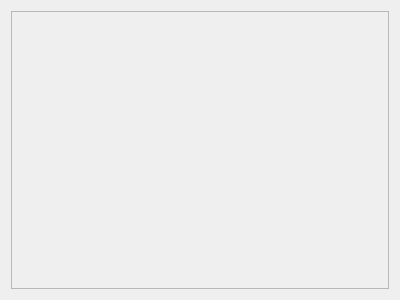
The window that src/lorairo/gui/designer/ThumbnailSelectorWidget.ui (NEXTAltair/LoRAIro) describes before a commit, drawn with Qt 5.
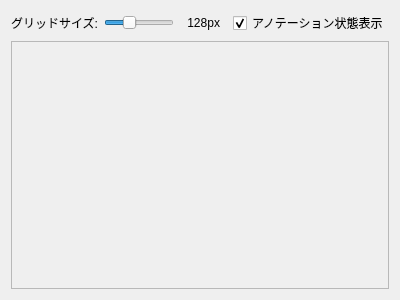
The same window after the commit.

Commit message: feat: Implement Qt Designer UI files for hybrid annotation interface

The edit to the form file:
```diff
--- a/src/lorairo/gui/designer/ThumbnailSelectorWidget.ui
+++ b/src/lorairo/gui/designer/ThumbnailSelectorWidget.ui
@@ -11,6 +11,78 @@
    </rect>
   </property>
   <layout class="QVBoxLayout" name="verticalLayout">
+   <item>
+    <layout class="QHBoxLayout" name="horizontalLayoutControls">
+     <item>
+      <widget class="QLabel" name="labelGridSize">
+       <property name="text">
+        <string>グリッドサイズ:</string>
+       </property>
+      </widget>
+     </item>
+     <item>
+      <widget class="QSlider" name="sliderGridSize">
+       <property name="minimum">
+        <number>64</number>
+       </property>
+       <property name="maximum">
+        <number>256</number>
+       </property>
+       <property name="value">
+        <number>128</number>
+       </property>
+       <property name="orientation">
+        <enum>Qt::Orientation::Horizontal</enum>
+       </property>
+       <property name="toolTip">
+        <string>サムネイルのグリッドサイズを調整</string>
+       </property>
+      </widget>
+     </item>
+     <item>
+      <widget class="QLabel" name="labelGridSizeValue">
+       <property name="text">
+        <string>128px</string>
+       </property>
+       <property name="minimumSize">
+        <size>
+         <width>40</width>
+         <height>0</height>
+        </size>
+       </property>
+       <property name="alignment">
+        <set>Qt::AlignmentFlag::AlignRight|Qt::AlignmentFlag::AlignVCenter</set>
+       </property>
+      </widget>
+     </item>
+     <item>
+      <spacer name="horizontalSpacerControls">
+       <property name="orientation">
+        <enum>Qt::Orientation::Horizontal</enum>
+       </property>
+       <property name="sizeHint" stdset="0">
+        <size>
+         <width>20</width>
+         <height>20</height>
+        </size>
+       </property>
+      </spacer>
+     </item>
+     <item>
+      <widget class="QCheckBox" name="checkBoxShowAnnotationStatus">
+       <property name="text">
+        <string>アノテーション状態表示</string>
+       </property>
+       <property name="checked">
+        <bool>true</bool>
+       </property>
+       <property name="toolTip">
+        <string>サムネイルにアノテーション状態オーバーレイを表示</string>
+       </property>
+      </widget>
+     </item>
+    </layout>
+   </item>
    <item>
     <widget class="QScrollArea" name="scrollAreaThumbnails">
      <property name="widgetResizable">
```
The commit also changes 6 other files.
